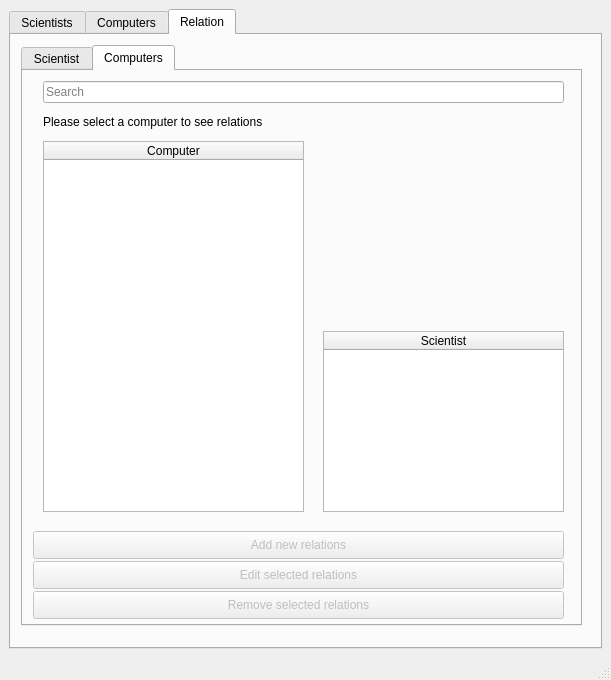
This is Verklegt/mainmenu.ui in disaerna/T-113-VLN1 as Qt 5 draws it before an edit. The edited form follows.
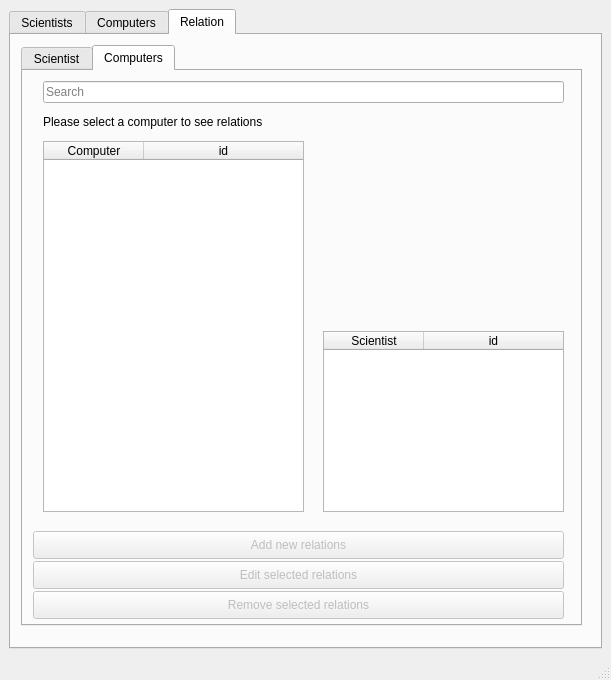
This is the edited form. The open tabs and pages were chosen to show the change.

What changed in the file:
```diff
--- a/Verklegt/mainmenu.ui
+++ b/Verklegt/mainmenu.ui
@@ -587,6 +587,11 @@
             <string>Computer</string>
            </property>
           </column>
+          <column>
+           <property name="text">
+            <string>id</string>
+           </property>
+          </column>
          </widget>
          <widget class="QLabel" name="imageComputer">
           <property name="geometry">
@@ -621,6 +626,11 @@
             <string>Scientist</string>
            </property>
           </column>
+          <column>
+           <property name="text">
+            <string>id</string>
+           </property>
+          </column>
          </widget>
          <widget class="QPushButton" name="pushButton_addCompRelation">
           <property name="enabled">
```
Left out of the diff: 14 changed lines with no effect on the pictures.
